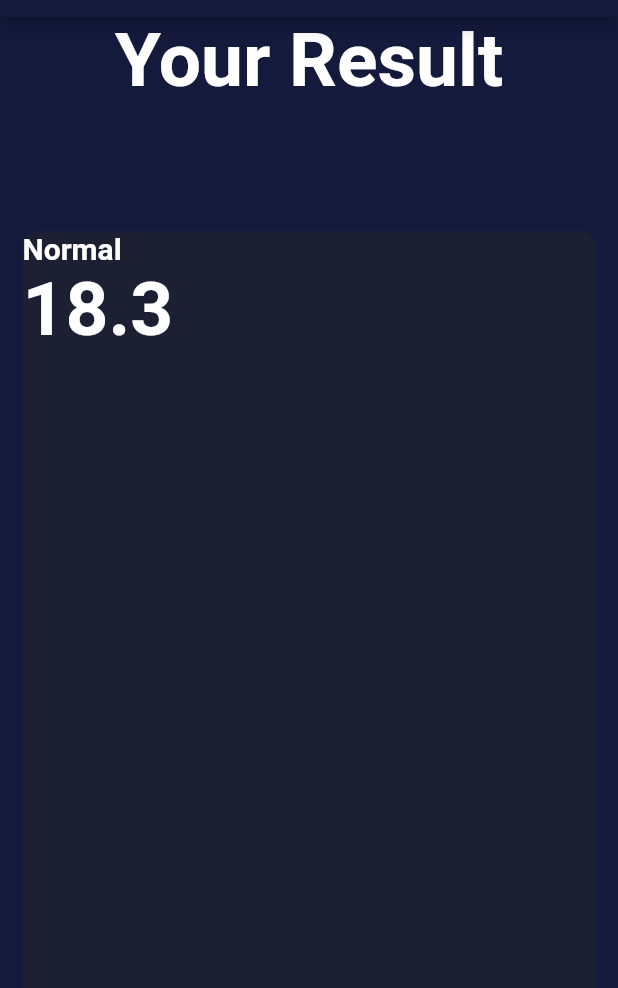
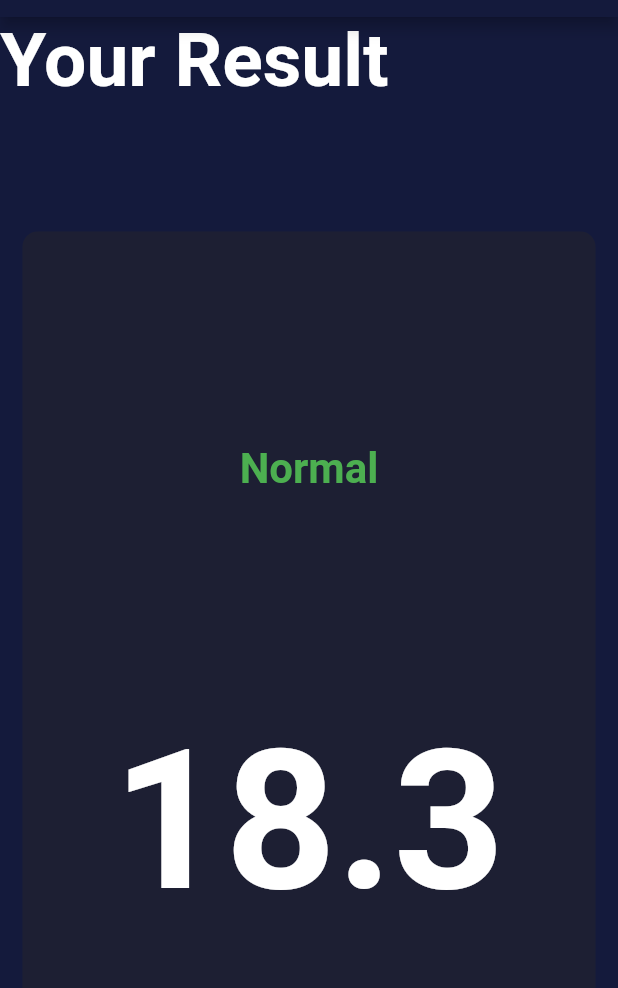
Before and after one commit to mtalharana/bmi_calculator_flutter, a Flutter app: the result screen opened directly, on a phone screen of 412 x 824 dp, the part 67-1055 px from its top. Run offline on Flutter 3.47's test engine with Material 2 defaults, Android fonts, the phone set to English and light mode, and no system bars; our stand-ins replace font_awesome_flutter.

Commit message:
after next  page

```diff
--- a/lib/input_page.dart
+++ b/lib/input_page.dart
@@ -218,7 +218,7 @@ class _InputPageState extends State<InputPage> {
                 width: double.infinity,
                 height: kbottomcontainerheight,
                 child: Text(
-                  'NextPage',
+                  'CALCULATE YOUR BMI',
                   textAlign: TextAlign.center,
                   style: TextStyle(
                       fontSize: 25,
--- a/lib/result.dart
+++ b/lib/result.dart
@@ -1,5 +1,5 @@
-// ignore_for_file: camel_case_types, use_key_in_widget_constructors, avoid_unnecessary_containers, prefer_const_constructors, unnecessary_import
-
+// ignore_for_file: camel_case_types, use_key_in_widget_constructors, avoid_unnecessary_containers, prefer_const_constructors, unnecessary_import, prefer_const_literals_to_create_immutables, duplicate_ignore
+// ignore:
 import 'package:bmi_calculator_flutter/constants.dart';
 import 'package:bmi_calculator_flutter/reuseable_card.dart';
 import 'package:flutter/material.dart';
@@ -13,7 +13,9 @@ class result extends StatelessWidget {
       appBar: AppBar(
         title: Text('BMI CALCULATOR'),
       ),
-      body: Column(mainAxisAlignment: MainAxisAlignment.spaceEvenly,
+      body: Column(
+          mainAxisAlignment: MainAxisAlignment.spaceEvenly,
+          crossAxisAlignment: CrossAxisAlignment.stretch,
 
           // ignore: prefer_const_literals_to_create_immutables
           children: <Widget>[
@@ -29,20 +31,21 @@ class result extends StatelessWidget {
               flex: 5,
               child: ReuseableCard(
                 cardcolor: kactivecardcolor,
-                // ignore: prefer_const_literals_to_create_immutables
                 cardchild: Column(
-                  crossAxisAlignment: CrossAxisAlignment.stretch,
-                  // ignore: prefer_const_literals_to_create_immutables
+                  crossAxisAlignment: CrossAxisAlignment.center,
+                  mainAxisAlignment: MainAxisAlignment.spaceEvenly,
                   children: <Widget>[
                     Text(
                       'Normal',
-                      style:
-                          TextStyle(fontSize: 20, fontWeight: FontWeight.bold),
+                      style: TextStyle(
+                          fontSize: 28,
+                          fontWeight: FontWeight.bold,
+                          color: Colors.green),
                     ),
                     Text(
                       '18.3',
                       style:
-                          TextStyle(fontSize: 50, fontWeight: FontWeight.bold),
+                          TextStyle(fontSize: 130, fontWeight: FontWeight.bold),
                     ),
                   ],
                 ),
```
